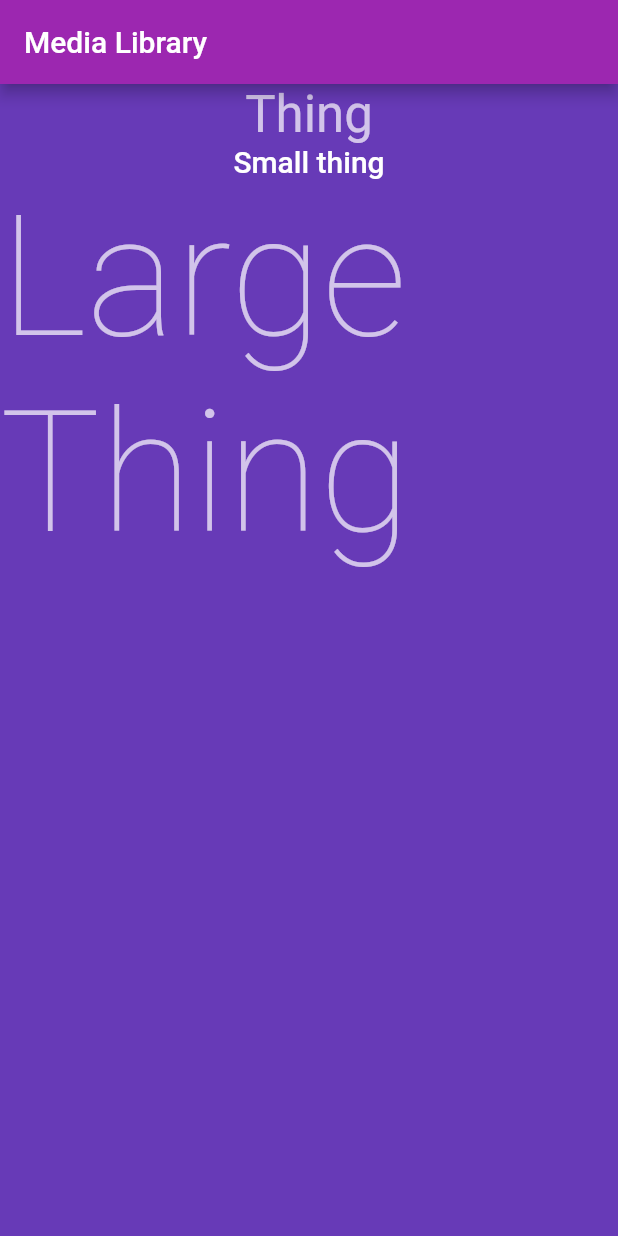
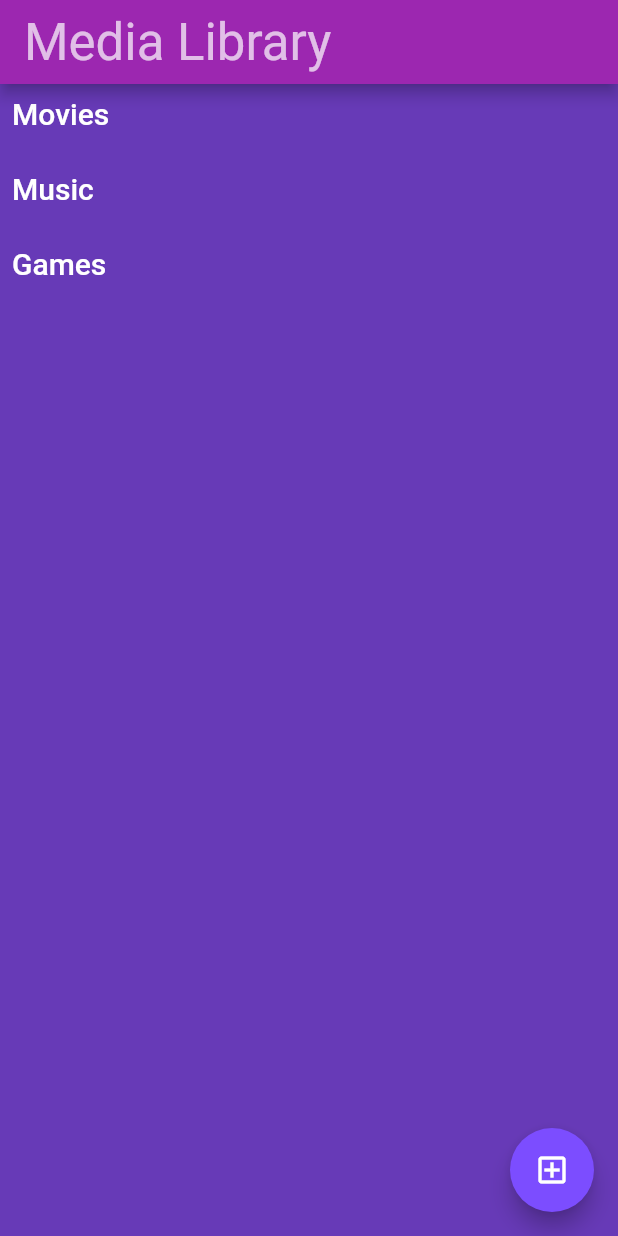
Before and after one commit to CaKellum/media_libraryApp, a Flutter app: the screen it shows after launch, on a phone screen of 412 x 824 dp. Run offline on Flutter 3.47's test engine with Material 2 defaults, Android fonts, the phone set to English and light mode, and no system bars.

Commit message:
workflows updated

```diff
--- a/lib/main.dart
+++ b/lib/main.dart
@@ -1,22 +1,27 @@
 import 'package:flutter/material.dart';
+import 'package:flutter_of_app/add_media.dart';
 
 void main() {
   runApp(MyApp());
 }
 
 class MyApp extends StatelessWidget {
+  final String title = 'Media Library';
+
   @override
   Widget build(BuildContext context) {
     return MaterialApp(
-      title: 'Media Library',
+      title: this.title,
+      initialRoute: '/',
+      routes: {
+        '/': (context) => LibrarySearchPage(title: this.title),
+        '/addMedia': (context) => AddMedia()
+      },
       theme: ThemeData(
           primarySwatch: Colors.purple,
           accentColor: Colors.deepPurpleAccent,
           backgroundColor: Colors.deepPurple,
           textTheme: Typography.whiteCupertino),
-      home: LibrarySearchPage(
-        title: 'Media Library',
-      ),
     );
   }
 }
@@ -26,31 +31,47 @@ class LibrarySearchPage extends StatefulWidget {
   LibrarySearchPage({required this.title});
 
   @override
-  State<StatefulWidget> createState() => _LibrarySearchPage();
+  State<StatefulWidget> createState() => _LibrarySearchPage(this.title);
 }
 
 class _LibrarySearchPage extends State<LibrarySearchPage> {
+  final String title;
+  final List<String> entries = <String>['Movies', 'Music', 'Games'];
+  _LibrarySearchPage(this.title);
+
   @override
   Widget build(BuildContext context) {
-    var textTheme = Theme.of(context).textTheme;
+    TextTheme textTheme = Theme.of(context).textTheme;
+    var colors = {
+      "background": Theme.of(context).backgroundColor,
+      "accent": Theme.of(context).accentColor,
+      "primary": Theme.of(context).primaryColor
+    };
     return Scaffold(
-      appBar: AppBar(
-        title: Text('Media Library'),
-      ),
-      backgroundColor: Theme.of(context).backgroundColor,
-      body: Column(
-        children: [
-          Text("Thing", style: textTheme.headline4),
-          Text(
-            "Small thing",
-            style: textTheme.headline6,
+        appBar: AppBar(
+          title: Text(
+            this.title,
+            style: textTheme.headline4,
           ),
-          Text(
-            "Large Thing",
-            style: textTheme.headline1,
-          ),
-        ],
-      ),
-    );
+        ),
+        backgroundColor: colors["background"],
+        floatingActionButton: FloatingActionButton(
+          child: const Icon(Icons.add_box_outlined),
+          onPressed: () {
+            Navigator.pushNamed(context, '/addMedia');
+          },
+        ),
+        body: ListView.builder(
+            padding: const EdgeInsets.all(8),
+            itemCount: entries.length,
+            itemBuilder: (BuildContext context, int index) {
+              return Container(
+                height: 50,
+                child: Text(
+                  '${entries[index]}',
+                  style: textTheme.headline6,
+                ),
+              );
+            }));
   }
 }
```
Also changed, not shown: lib/add_media.dart (added, +42 -0 lines), pubspec.yaml (+2 -44 lines), 1 other file.
